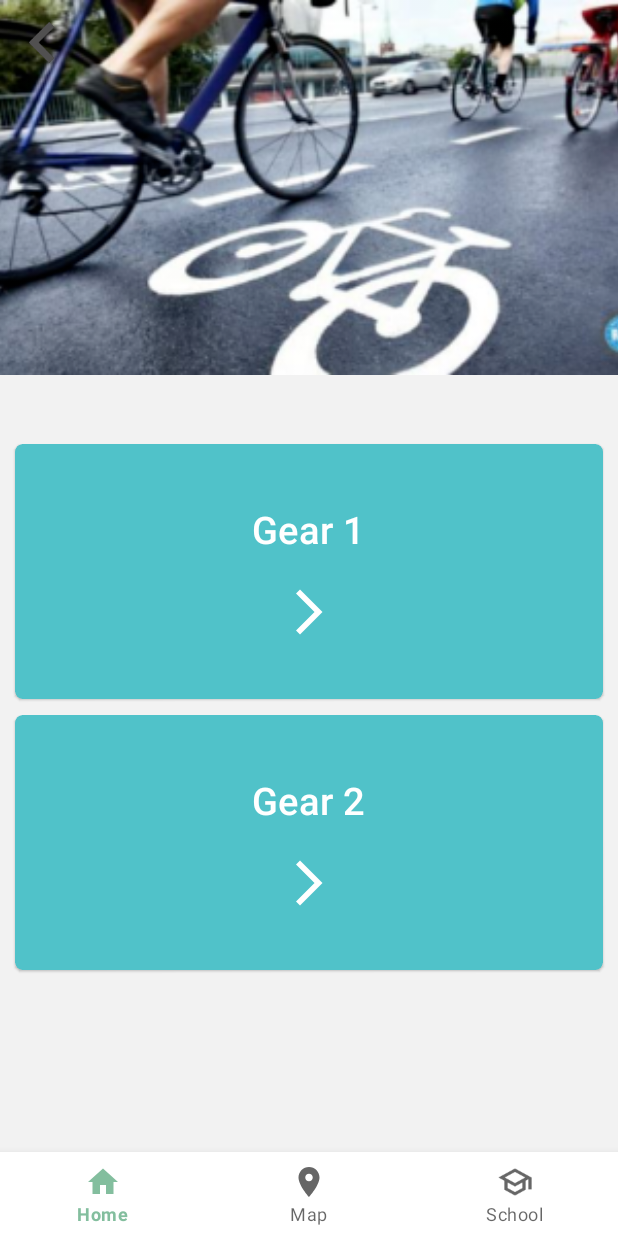
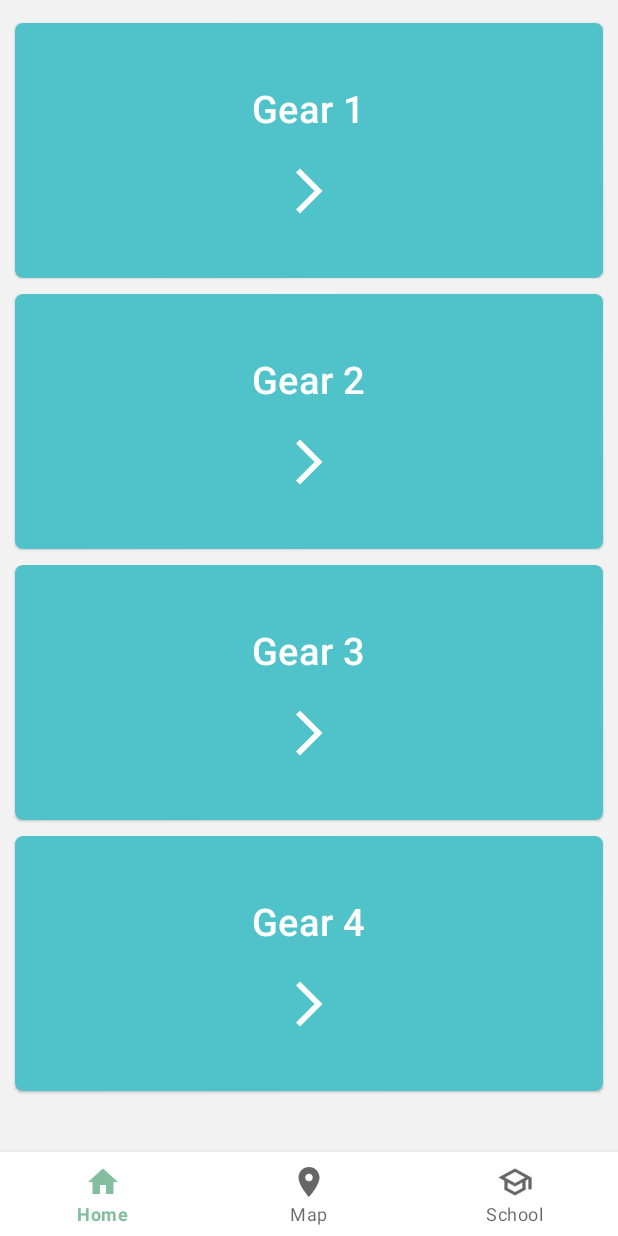
Before and after one commit to M-POSD/SaFoDel, an Android app built with Jetpack Compose: the Epic3Fragment screen opened through its navigation route, on a phone screen of 412 x 824 dp. Run offline under Robolectric (Android 15) with nearby library versions, the phone set to English and light mode, and no system bars; libraries missing offline, so code that uses them is left out: me.jessyan.autosize; 2 statements that could not run were skipped.

Commit message:
tabbar updated

```diff
--- a/app/src/main/java/com/example/safodel/fragment/EpicsFragment.kt
+++ b/app/src/main/java/com/example/safodel/fragment/EpicsFragment.kt
@@ -21,7 +21,6 @@ import androidx.core.content.ContextCompat
 class EpicsFragment : BasicFragment<FragmentEpicsBinding>(FragmentEpicsBinding::inflate) {
     private lateinit var tabLayout: TabLayout
     private lateinit var viewPage2 : ViewPager2
-    private lateinit var adapter : EpicViewAdapter
     override fun onCreateView(
         inflater: LayoutInflater,
         container: ViewGroup?,
--- a/app/src/main/java/com/example/safodel/fragment/home/Epic3Fragment.kt
+++ b/app/src/main/java/com/example/safodel/fragment/home/Epic3Fragment.kt
@@ -15,14 +15,15 @@ class Epic3Fragment : BasicFragment<FragmentEpic3Binding>(FragmentEpic3Binding::
         savedInstanceState: Bundle?
     ): View {
         _binding = FragmentEpic3Binding.inflate(inflater,container,false)
-        val toolbar = binding.toolbar.root
+        setDefaultView()
+        return binding.root
+    }
 
+    private fun setDefaultView() {
         binding.gear1Card.editText.text = "Gear 1"
         binding.gear2Card.editText.text = "Gear 2"
-        binding.epic3Picture.image.setImageResource(R.drawable.epic3_image)
-
-        setToolbarReturn(toolbar)
-        return binding.root
+        binding.gear3Card.editText.text = "Gear 3"
+        binding.gear4Card.editText.text = "Gear 4"
     }
 
     override fun onDestroyView() {
--- a/app/src/main/res/anim/fade_in.xml
+++ b/app/src/main/res/anim/fade_in.xml
@@ -1,7 +1,9 @@
 <?xml version="1.0" encoding="utf-8"?>
-<set xmlns:android="http://schemas.android.com/apk/res/android">
-    <translate
-        android:duration="300"
-        android:fromAlpha="0"
-        android:toAlpha="1" />
+<set xmlns:android="http://schemas.android.com/apk/res/android"
+    android:interpolator="@android:anim/linear_interpolator">
+    <alpha
+        android:duration="2000"
+        android:fromAlpha="0.1"
+        android:toAlpha="1.0" >
+    </alpha>
 </set>
--- a/app/src/main/res/anim/fade_out.xml
+++ b/app/src/main/res/anim/fade_out.xml
@@ -1,7 +1,8 @@
-<?xml version="1.0" encoding="utf-8"?>
-<set xmlns:android="http://schemas.android.com/apk/res/android">
-    <translate
-        android:duration="300"
-        android:fromAlpha="1"
-        android:toAlpha="0" />
+<set xmlns:android="http://schemas.android.com/apk/res/android"
+    android:interpolator="@android:anim/linear_interpolator">
+    <alpha
+        android:duration="2000"
+        android:fromAlpha="1.0"
+        android:toAlpha="0.1" >
+    </alpha>
 </set>
--- a/app/src/main/res/layout/fragment_epic3.xml
+++ b/app/src/main/res/layout/fragment_epic3.xml
@@ -1,41 +1,33 @@
-<?xml version="1.0" encoding="utf-8"?>
-
-<androidx.coordinatorlayout.widget.CoordinatorLayout xmlns:android="http://schemas.android.com/apk/res/android"
+<androidx.core.widget.NestedScrollView xmlns:android="http://schemas.android.com/apk/res/android"
+    xmlns:app="http://schemas.android.com/apk/res-auto"
     xmlns:tools="http://schemas.android.com/tools"
-    android:id="@+id/epic3Fragment"
     android:layout_width="match_parent"
     android:layout_height="match_parent"
-    xmlns:app="http://schemas.android.com/apk/res-auto"
-    tools:context=".fragment.home.Epic3Fragment">
-
-    <include
-        layout="@layout/epic_page_layout_v0"
-        android:id="@+id/epic3Picture"/>
+    app:layout_behavior="@string/appbar_scrolling_view_behavior">
 
     <LinearLayout
         android:id="@+id/bottom_sheet"
         android:layout_width="match_parent"
         android:layout_height="match_parent"
-        android:gravity="center"
-        android:layout_marginTop="30dp"
+        android:layout_marginTop="10dp"
+        android:layout_marginBottom="65dp"
         android:orientation="vertical">
 
-        <TextView
-            android:layout_width="match_parent"
-            android:layout_height="wrap_content"
-            android:layout_marginTop="70dp"/>
+        <include
+            android:id="@+id/gear1Card"
+            layout="@layout/medium_card" />
 
         <include
-            layout="@layout/medium_card"
-            android:id="@+id/gear1Card" />
+            android:id="@+id/gear2Card"
+            layout="@layout/medium_card" />
+
         <include
-            layout="@layout/medium_card"
-            android:id="@+id/gear2Card" />
+            android:id="@+id/gear3Card"
+            layout="@layout/medium_card" />
+
+        <include
+            android:id="@+id/gear4Card"
+            layout="@layout/medium_card" />
     </LinearLayout>
 
-    <include
-        layout="@layout/simple_toolbar"
-        android:id="@+id/toolbar"
-        app:layout_collapseMode="pin"/>
-
-</androidx.coordinatorlayout.widget.CoordinatorLayout>
+</androidx.core.widget.NestedScrollView>
--- a/app/src/main/res/navigation/nav_graph.xml
+++ b/app/src/main/res/navigation/nav_graph.xml
@@ -33,22 +33,15 @@
         android:label="fragment_home"
         tools:layout="@layout/fragment_home" >
         <action
-            android:id="@+id/action_homeFragment_to_epic1Fragment"
-            app:destination="@id/epic1Fragment"
+            android:id="@+id/action_homeFragment_to_developerFragment"
+            app:destination="@id/developerFragment"
             app:enterAnim="@anim/slide_in_right"
             app:exitAnim="@anim/slide_out_left"
             app:popEnterAnim="@anim/slide_in_left"
             app:popExitAnim="@anim/slide_out_right"/>
         <action
-            android:id="@+id/action_homeFragment_to_epic2Fragment"
-            app:destination="@id/epic2Fragment"
-            app:enterAnim="@anim/slide_in_right"
-            app:exitAnim="@anim/slide_out_left"
-            app:popEnterAnim="@anim/slide_in_left"
-            app:popExitAnim="@anim/slide_out_right"/>
-        <action
-            android:id="@+id/action_homeFragment_to_epic3Fragment"
-            app:destination="@id/epic3Fragment"
+            android:id="@+id/action_homeFragment_to_epicsFragment"
+            app:destination="@id/epicsFragment"
             app:enterAnim="@anim/slide_in_right"
             app:exitAnim="@anim/slide_out_left"
             app:popEnterAnim="@anim/slide_in_left"
@@ -56,20 +49,6 @@
         <action
             android:id="@+id/action_homeFragment_to_appIntroFragment"
             app:destination="@id/appIntroFragment"
-            app:enterAnim="@anim/nav_default_enter_anim"
-            app:exitAnim="@anim/nav_default_exit_anim"
-            app:popEnterAnim="@anim/slide_in_left"
-            app:popExitAnim="@anim/slide_out_right"/>
-        <action
-            android:id="@+id/action_homeFragment_to_developerFragment"
-            app:destination="@id/developerFragment"
-            app:enterAnim="@anim/nav_default_enter_anim"
-            app:exitAnim="@anim/nav_default_exit_anim"
-            app:popEnterAnim="@anim/slide_in_left"
-            app:popExitAnim="@anim/slide_out_right"/>
-        <action
-            android:id="@+id/action_homeFragment_to_epicsFragment"
-            app:destination="@id/epicsFragment"
             app:enterAnim="@anim/slide_in_right"
             app:exitAnim="@anim/slide_out_left"
             app:popEnterAnim="@anim/slide_in_left"
@@ -115,6 +94,28 @@
         android:id="@+id/epicsFragment"
         android:name="com.example.safodel.fragment.EpicsFragment"
         android:label="fragment_epics"
-        tools:layout="@layout/fragment_epics" />
+        tools:layout="@layout/fragment_epics" >
+        <action
+            android:id="@+id/action_epicsFragment_to_epic3Fragment"
+            app:destination="@id/epic3Fragment"
+            app:enterAnim="@anim/fade_in"
+            app:exitAnim="@anim/fade_out"
+            app:popEnterAnim="@anim/fade_out"
+            app:popExitAnim="@anim/fade_in"/>
+        <action
+            android:id="@+id/action_epicsFragment_to_epic2Fragment"
+            app:destination="@id/epic2Fragment"
+            app:enterAnim="@anim/fade_in"
+            app:exitAnim="@anim/fade_out"
+            app:popEnterAnim="@anim/fade_out"
+            app:popExitAnim="@anim/fade_in"/>
+        <action
+            android:id="@+id/action_epicsFragment_to_epic1Fragment"
+            app:destination="@id/epic1Fragment"
+            app:enterAnim="@anim/fade_in"
+            app:exitAnim="@anim/fade_out"
+            app:popEnterAnim="@anim/fade_out"
+            app:popExitAnim="@anim/fade_in"/>
+    </fragment>
 
 </navigation>
```
Also changed, not shown: app/src/main/java/com/example/safodel/fragment/home/Epic1Fragment.kt (+11 -8 lines), app/src/main/java/com/example/safodel/fragment/home/Epic2Fragment.kt (+8 -5 lines), app/src/main/res/layout/fragment_epic1.xml (+13 -30 lines), app/src/main/res/layout/fragment_epic2.xml (+20 -24 lines).
